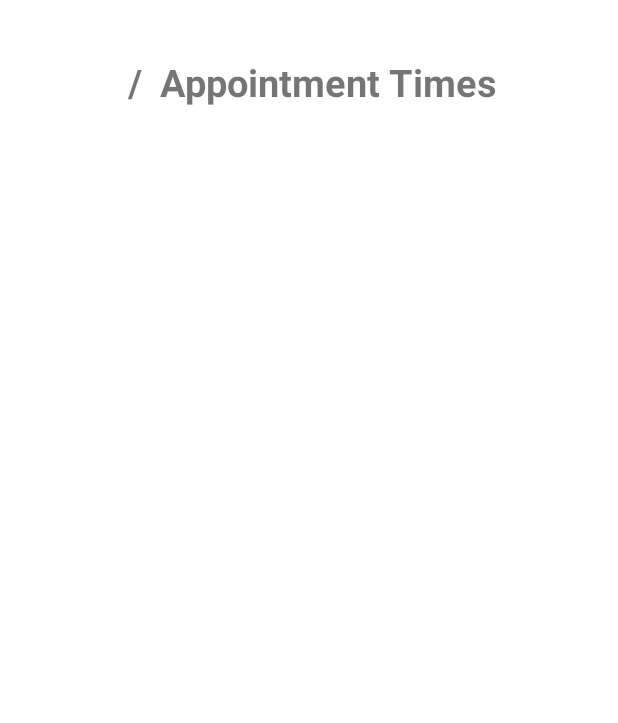
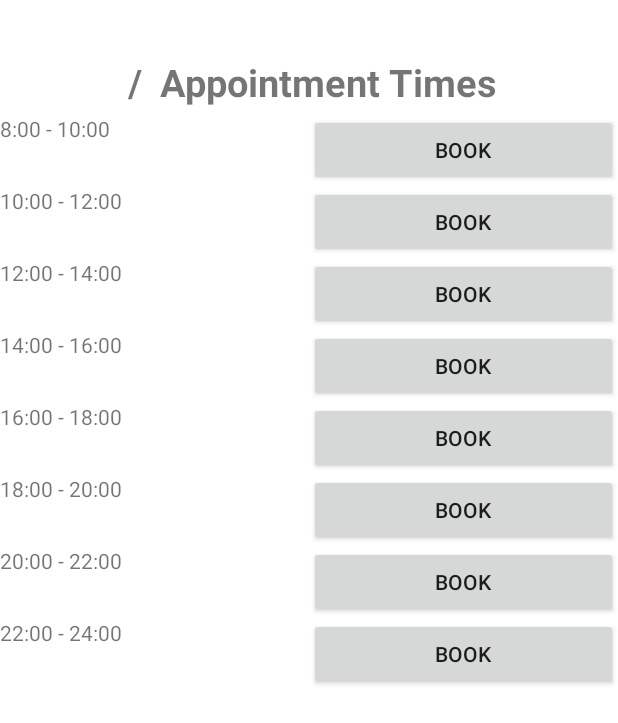
Before and after one commit to alfredmchen/Project2.3, an Android app: the AppointmentBookingPage screen opened directly, with no data from a screen before it, on a phone screen of 412 x 824 dp. Shown: the top 723 px of the screen. Run offline under Robolectric (Android 15) with nearby library versions, the phone set to English and light mode, and no system bars.

Commit message:
implement appointment booking page and add functions to database helper

```diff
--- a/app/src/main/java/com/example/uscrecsport/AppointmentBookingPage.java
+++ b/app/src/main/java/com/example/uscrecsport/AppointmentBookingPage.java
@@ -1,13 +1,20 @@
 package com.example.uscrecsport;
 
 import androidx.appcompat.app.AppCompatActivity;
+import androidx.arch.core.executor.TaskExecutor;
 
 import android.content.Intent;
 import android.os.Bundle;
+import android.widget.Button;
+import android.widget.DatePicker;
+import android.widget.LinearLayout;
 import android.widget.TextView;
+
+import com.google.android.material.button.MaterialButton;
 
 public class AppointmentBookingPage extends AppCompatActivity {
 
+    DBHelperRegister dbHelperRegister = new DBHelperRegister(AppointmentBookingPage.this);
     TextView titleTextView;
     @Override
     protected void onCreate(Bundle savedInstanceState) {
@@ -35,5 +42,37 @@ public class AppointmentBookingPage extends AppCompatActivity {
         }
         titleTextView = (TextView) findViewById(R.id.titleTextView);
         titleTextView.setText(apptmonth + " / " + apptdate + " Appointment Times");
+
+        LinearLayout appointment_list = (LinearLayout) findViewById(R.id.appointment_list);
+        for(int i=8; i<24; i+=2){
+            LinearLayout layout = new LinearLayout(this);
+            layout.setOrientation(LinearLayout.HORIZONTAL);
+
+            TextView text = new TextView(this);
+            Button button = new Button(this);
+
+            text.setText(i + ":00 - " +(i+2) + ":00");
+            text.setLayoutParams(new LinearLayout.LayoutParams(
+                    LinearLayout.LayoutParams.MATCH_PARENT,
+                    LinearLayout.LayoutParams.MATCH_PARENT,
+                    0.8f
+            ));
+
+            if(dbHelperRegister.checkAppointmentAvailability(apptmonth, apptdate, String.valueOf(i))){
+                button.setText("Book");
+            }else{
+                button.setText("Remind Me");
+            }
+            button.setLayoutParams(new LinearLayout.LayoutParams(
+                    LinearLayout.LayoutParams.MATCH_PARENT,
+                    LinearLayout.LayoutParams.MATCH_PARENT,
+                    0.8f
+            ));
+            button.setId(i);
+            layout.addView(text);
+            layout.addView(button);
+
+            appointment_list.addView(layout);
+        }
     }
 }
--- a/app/src/main/java/com/example/uscrecsport/DBHelperRegister.java
+++ b/app/src/main/java/com/example/uscrecsport/DBHelperRegister.java
@@ -16,12 +16,12 @@ public class DBHelperRegister extends SQLiteOpenHelper {
     @Override
     public void onCreate(SQLiteDatabase db) {
         db.execSQL("create table users(username TEXT PRIMARY KEY, password TEXT NOT NULL)");
-        db.execSQL("create table villageGym(appointment_id INTEGER PRIMARY KEY AUTOINCREMENT, month INTEGER NOT NULL, " +
+        db.execSQL("create table villageGym(appointment_id INTEGER PRIMARY KEY AUTOINCREMENT, month TEXT NOT NULL, " +
                 "date TEXT NOT NULL, time TEXT NOT NULL)");
         db.execSQL("create table villageGymAppointment(appointment_id INTEGER PRIMARY KEY, " +
                 "username TEXT NOT NULL, FOREIGN KEY(appointment_id) REFERENCES villageGym(appointment_id))");
         for(int i=1; i < 32; i++) {
-            for (int j = 10; j < 25; j+=2) {
+            for (int j = 8; j < 24; j+=2) {
                 db.execSQL("insert into villageGym(month, date, time) values(3," + i + ", " + j + ")");
             }
         }
@@ -49,7 +49,7 @@ public class DBHelperRegister extends SQLiteOpenHelper {
         }
     }
 
-    private boolean insertTime(Integer month, Integer date, Integer time){
+    public boolean insertTime(Integer month, Integer date, Integer time){
         SQLiteDatabase db = this.getWritableDatabase();
         ContentValues cv = new ContentValues();
         cv.put("month", month);
@@ -71,18 +71,29 @@ public class DBHelperRegister extends SQLiteOpenHelper {
         long res = db.insert("villageGym" ,null, cv);
         if(res == -1){
             return false;
+        }else return true;
+    }
+
+    public Integer getAppointmentId(String month, String date, String time){
+        SQLiteDatabase db = this.getWritableDatabase();
+        Cursor cs = db.rawQuery("select * from villageGym where month = ? and date = ? and time = ?",
+                new String[] {month, date, time});
+        if(cs.moveToFirst()){
+            return cs.getInt(0);
+        }
+        return -1;
+    }
+
+    public boolean checkAppointmentAvailability(String month, String date, String time){
+        SQLiteDatabase db = this.getWritableDatabase();
+        Cursor cs = db.rawQuery("select * from villageGymAppointment where appointment_id = ?",
+                new String[]{getAppointmentId(month, date, time).toString()});
+        if(cs.getCount() > 3){
+            return false;
         }else{
             return true;
         }
     }
-
-    public Integer checkAppointmentAvailability(Integer month, Integer date, Integer time){
-        SQLiteDatabase db = this.getWritableDatabase();
-        Cursor cs = db.rawQuery("select * from villageGyns where month = ? and date = ? and time = ?",
-                new String[] {month.toString(), date.toString(), time.toString()});
-        return 1;
-    }
-
     public boolean checkAppointment(Integer time_id, String username){
         SQLiteDatabase db = this.getWritableDatabase();
         Cursor cs = db.rawQuery("select * from villageGynAppointments where username = ?", new String[] {username});
--- a/app/src/main/java/com/example/uscrecsport/VillageBookingPage.java
+++ b/app/src/main/java/com/example/uscrecsport/VillageBookingPage.java
@@ -27,6 +27,8 @@ public class VillageBookingPage extends AppCompatActivity {
                 intent.putExtra("month", Integer.toString(month+1));
                 intent.putExtra("date", Integer.toString(date));
                 startActivity(intent);
+
+
             }
         });
 
--- a/app/src/main/res/layout/activity_appointment_booking_page.xml
+++ b/app/src/main/res/layout/activity_appointment_booking_page.xml
@@ -10,14 +10,26 @@
         android:id="@+id/titleTextView"
         android:layout_width="wrap_content"
         android:layout_height="wrap_content"
-        android:text="TextView"
         android:gravity="center"
+        android:textSize="25sp"
         android:textStyle="bold"
-        android:textSize="25sp"
         app:layout_constraintBottom_toBottomOf="parent"
         app:layout_constraintEnd_toEndOf="parent"
         app:layout_constraintHorizontal_bias="0.498"
         app:layout_constraintStart_toStartOf="parent"
         app:layout_constraintTop_toTopOf="parent"
         app:layout_constraintVertical_bias="0.047" />
+
+    <LinearLayout
+        android:id="@+id/appointment_list"
+        android:layout_width="match_parent"
+        android:layout_height="match_parent"
+        android:layout_marginTop="76dp"
+        android:orientation="vertical"
+        app:layout_constraintBottom_toBottomOf="parent"
+        app:layout_constraintEnd_toEndOf="parent"
+        app:layout_constraintStart_toStartOf="parent"
+        app:layout_constraintTop_toBottomOf="@+id/titleTextView"
+        app:layout_constraintVertical_bias="0.955"/>
+
 </androidx.constraintlayout.widget.ConstraintLayout>
```
Also changed, not shown: app/src/main/java/com/example/uscrecsport/BookingPage.java (deleted, +0 -18 lines), app/src/main/res/layout/activity_booking_page.xml (deleted, +0 -35 lines).
